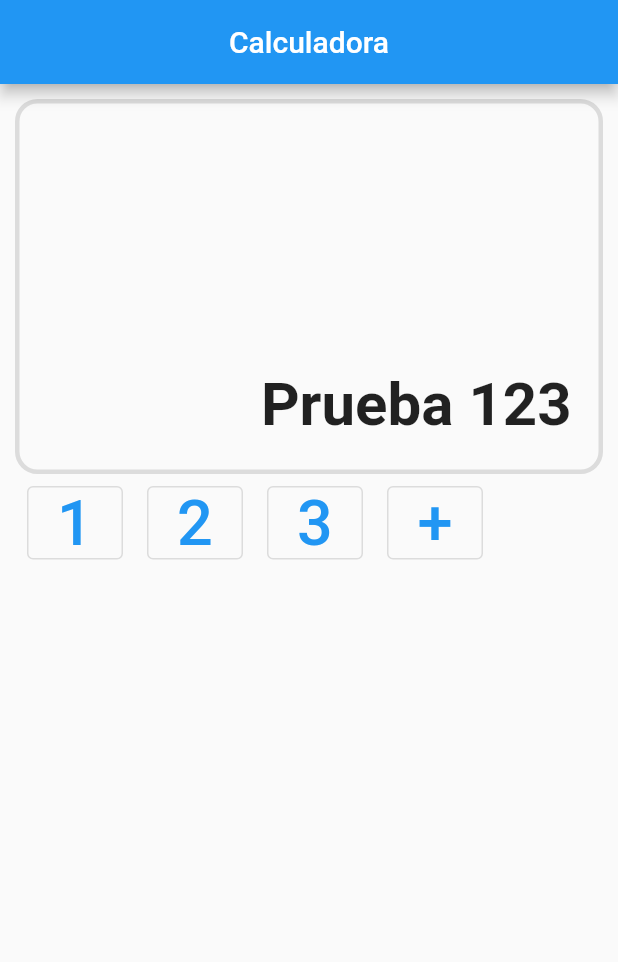
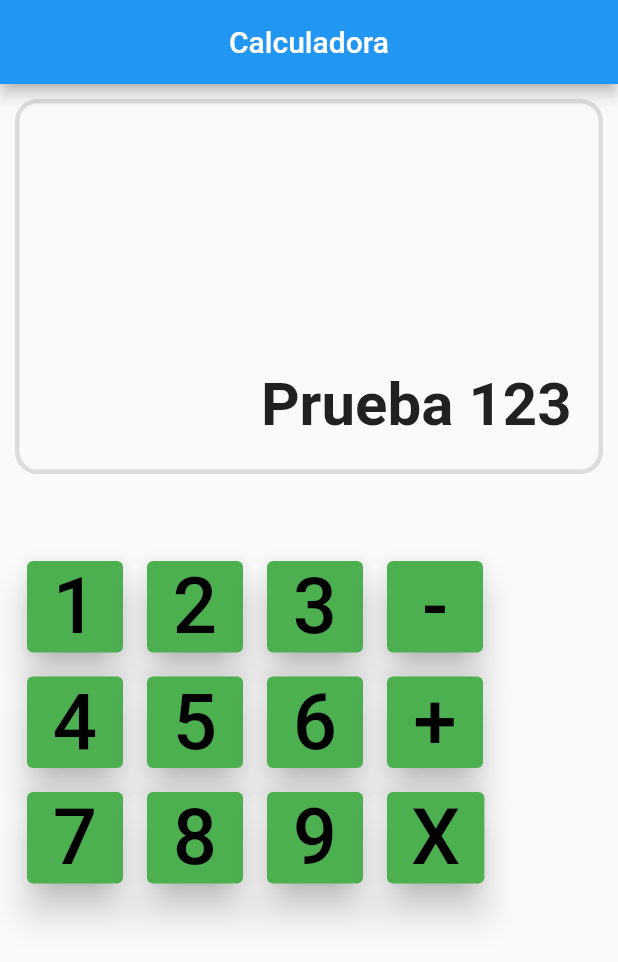
Before and after one commit to morawer/Flutter-Test-Design, a Flutter app: the screen it shows after launch, on a phone screen of 412 x 824 dp. Shown: the top 962 px of the screen. Run offline on Flutter 3.47's test engine with Material 2 defaults, Android fonts, the phone set to English and light mode, and no system bars.

Commit message:
ADDED ElevatedButton()

```diff
--- a/lib/home_screen.dart
+++ b/lib/home_screen.dart
@@ -4,6 +4,7 @@ void main() => runApp(const HomeScreen());
 
 class HomeScreen extends StatelessWidget {
   const HomeScreen({Key? key}) : super(key: key);
+  final int number = 0;
 
   @override
   Widget build(BuildContext context) {
@@ -28,46 +29,30 @@ class HomeScreen extends StatelessWidget {
                     style:
                         TextStyle(fontSize: 40, fontWeight: FontWeight.bold)),
               ),
-              Center(
-                child: Expanded(
-                  child: Row(
-                    children: [
-                      Padding(
-                        padding: const EdgeInsets.all(8.0),
-                        child: Expanded(
-                          child: OutlinedButton(
-                              onPressed: () {},
-                              child: const Text('1',
-                                  style: TextStyle(fontSize: 42))),
-                        ),
-                      ),
-                      Padding(
-                        padding: const EdgeInsets.all(8.0),
-                        child: Expanded(
-                            child: OutlinedButton(
-                                onPressed: () {},
-                                child: const Text('2',
-                                    style: TextStyle(fontSize: 42)))),
-                      ),
-                      Padding(
-                        padding: const EdgeInsets.all(8.0),
-                        child: Expanded(
-                            child: OutlinedButton(
-                                onPressed: () {},
-                                child: const Text('3',
-                                    style: TextStyle(fontSize: 42)))),
-                      ),
-                      Padding(
-                        padding: const EdgeInsets.all(8.0),
-                        child: Expanded(
-                            child: OutlinedButton(
-                                onPressed: () {},
-                                child: const Text('+',
-                                    style: TextStyle(fontSize: 42)))),
-                      ),
-                    ],
-                  ),
-                ),
+              const SizedBox(height: 50),
+              Row(
+                children: [
+                  _creatorButton('1'),
+                  _creatorButton('2'),
+                  _creatorButton('3'),
+                  _creatorButton('-'),
+                ],
+              ),
+              Row(
+                children: [
+                  _creatorButton('4'),
+                  _creatorButton('5'),
+                  _creatorButton('6'),
+                  _creatorButton('+'),
+                ],
+              ),
+              Row(
+                children: [
+                  _creatorButton('7'),
+                  _creatorButton('8'),
+                  _creatorButton('9'),
+                  _creatorButton('X'),
+                ],
               ),
             ],
           ),
@@ -76,3 +61,20 @@ class HomeScreen extends StatelessWidget {
     );
   }
 }
+
+Widget _creatorButton(String buttonText) {
+  return Padding(
+    padding: const EdgeInsets.all(8.0),
+    child: Expanded(
+        child: ElevatedButton(
+      style: ButtonStyle(
+          elevation: MaterialStateProperty.all(10),
+          backgroundColor: MaterialStateProperty.all(Colors.green)),
+      onPressed: () {},
+      child: Text(
+        buttonText,
+        style: const TextStyle(fontSize: 52, color: Colors.black),
+      ),
+    )),
+  );
+}
```
